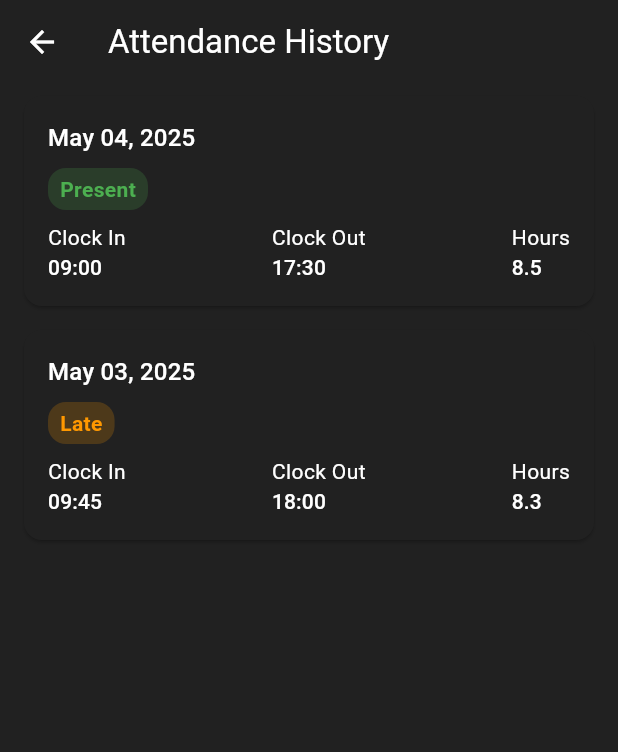
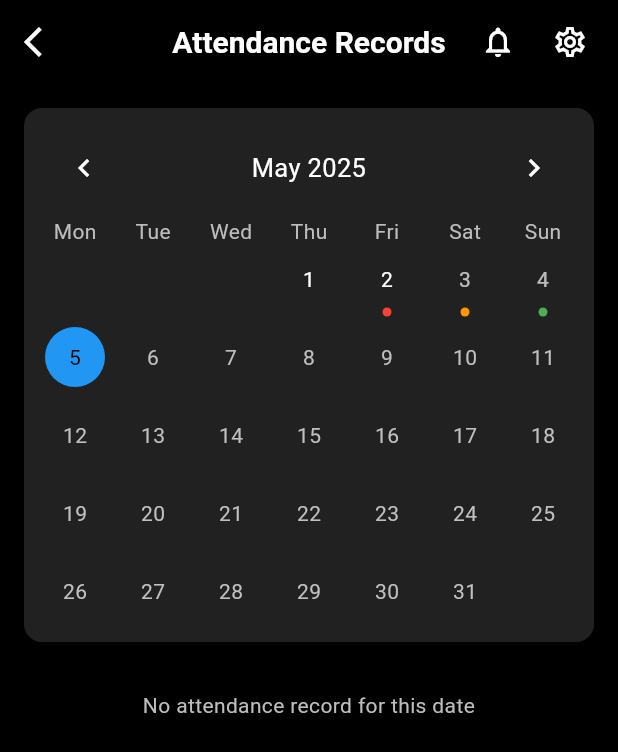
Before and after one commit to yourrajdeeep/Naiyo24-HRM, a Flutter app: the EmployeeAttendanceRecordScreen screen opened by its route, on a phone screen of 412 x 824 dp. Shown: the top 752 px of the screen. Run offline on Flutter 3.47's test engine with Material 3 defaults, Android fonts, the phone set to English and light mode, and no system bars; drawn by our look-alikes of table_calendar; our stand-ins replace get; Roboto replaces fonts that are missing (Poppins).

Commit message:
second commit

```diff
--- a/lib/employee_interface/screens/employee_attendance_record_screen.dart
+++ b/lib/employee_interface/screens/employee_attendance_record_screen.dart
@@ -1,5 +1,8 @@
 import 'package:flutter/material.dart';
 import 'package:intl/intl.dart';
+import 'package:table_calendar/table_calendar.dart';
+import '../widgets/employee_custom_app_bar.dart';
+import '../widgets/employee_app_drawer.dart';
 
 class AttendanceRecord {
   final DateTime date;
@@ -29,6 +32,9 @@ class _EmployeeAttendanceRecordScreenState
     extends State<EmployeeAttendanceRecordScreen> {
   List<AttendanceRecord> attendanceRecords = [];
   bool isLoading = true;
+  DateTime _selectedDay = DateTime.now();
+  DateTime _focusedDay = DateTime.now();
+  late Map<DateTime, AttendanceRecord> _attendanceMap;
 
   @override
   void initState() {
@@ -40,9 +46,7 @@ class _EmployeeAttendanceRecordScreenState
     // TODO: Replace with actual API call
     await Future.delayed(Duration(seconds: 1)); // Simulate network delay
 
-    // Sample data - replace with actual data from your backend
-    setState(() {
-      attendanceRecords = [
+    final records = [
       AttendanceRecord(
         date: DateTime.now().subtract(Duration(days: 1)),
         status: 'Present',
@@ -57,8 +61,23 @@ class _EmployeeAttendanceRecordScreenState
         clockOut: TimeOfDay(hour: 18, minute: 0),
         hoursWorked: 8.25,
       ),
-        // Add more sample records as needed
+      AttendanceRecord(
+        date: DateTime.now().subtract(Duration(days: 3)),
+        status: 'Absent',
+        hoursWorked: 0,
+      ),
     ];
+
+    setState(() {
+      attendanceRecords = records;
+      _attendanceMap = {
+        for (var record in records)
+          DateTime(
+            record.date.year,
+            record.date.month,
+            record.date.day,
+          ): record
+      };
       isLoading = false;
     });
   }
@@ -81,152 +100,184 @@ class _EmployeeAttendanceRecordScreenState
     return '${time.hour.toString().padLeft(2, '0')}:${time.minute.toString().padLeft(2, '0')}';
   }
 
-  @override
-  Widget build(BuildContext context) {
-    return Scaffold(
-      appBar: AppBar(
-        title: Text('Attendance History'),
+  Widget _buildCalendar() {
+    return Card(
+      color: Colors.grey[900],
+      margin: EdgeInsets.all(16),
+      child: Padding(
+        padding: EdgeInsets.all(8),
+        child: TableCalendar(
+          firstDay: DateTime.utc(2024, 1, 1),
+          lastDay: DateTime.now(),
+          focusedDay: _focusedDay,
+          selectedDayPredicate: (day) => isSameDay(_selectedDay, day),
+          calendarFormat: CalendarFormat.month,
+          startingDayOfWeek: StartingDayOfWeek.monday,
+          calendarStyle: CalendarStyle(
+            outsideDaysVisible: false,
+            defaultTextStyle: TextStyle(color: Colors.white),
+            weekendTextStyle: TextStyle(color: Colors.white70),
+            selectedTextStyle: TextStyle(color: Colors.black),
+            selectedDecoration: BoxDecoration(
+              color: Colors.blue,
+              shape: BoxShape.circle,
             ),
-      body: isLoading
-          ? Center(child: CircularProgressIndicator())
-          : LayoutBuilder(
-              builder: (context, constraints) {
-                if (constraints.maxWidth > 600) {
-                  // Wide screen layout
-                  return SingleChildScrollView(
-                    scrollDirection: Axis.vertical,
-                    child: SingleChildScrollView(
-                      scrollDirection: Axis.horizontal,
-                      child: _buildAttendanceTable(),
+            todayTextStyle: TextStyle(color: Colors.black),
+            todayDecoration: BoxDecoration(
+              color: Colors.blue.withOpacity(0.5),
+              shape: BoxShape.circle,
+            ),
+            markerDecoration: BoxDecoration(
+              color: Colors.red,
+              shape: BoxShape.circle,
+            ),
+          ),
+          headerStyle: HeaderStyle(
+            formatButtonVisible: false,
+            titleCentered: true,
+            leftChevronIcon: Icon(Icons.chevron_left, color: Colors.white),
+            rightChevronIcon: Icon(Icons.chevron_right, color: Colors.white),
+            titleTextStyle: TextStyle(color: Colors.white, fontSize: 17),
+          ),
+          daysOfWeekStyle: DaysOfWeekStyle(
+            weekdayStyle: TextStyle(color: Colors.grey[400]),
+            weekendStyle: TextStyle(color: Colors.grey[400]),
+          ),
+          calendarBuilders: CalendarBuilders(
+            markerBuilder: (context, date, events) {
+              final record = _attendanceMap[DateTime(date.year, date.month, date.day)];
+              if (record != null) {
+                return Positioned(
+                  bottom: 1,
+                  child: Container(
+                    width: 6,
+                    height: 6,
+                    decoration: BoxDecoration(
+                      shape: BoxShape.circle,
+                      color: _getStatusColor(record.status),
+                    ),
                   ),
                 );
-                } else {
-                  // Narrow screen layout
-                  return ListView.builder(
-                    itemCount: attendanceRecords.length,
-                    itemBuilder: (context, index) {
-                      final record = attendanceRecords[index];
+              }
+              return null;
+            },
+          ),
+          onDaySelected: (selectedDay, focusedDay) {
+            setState(() {
+              _selectedDay = selectedDay;
+              _focusedDay = focusedDay;
+            });
+          },
+        ),
+      ),
+    );
+  }
+
+  Widget _buildSelectedDayDetails() {
+    final selectedRecord = _attendanceMap[DateTime(
+      _selectedDay.year,
+      _selectedDay.month,
+      _selectedDay.day,
+    )];
+
+    if (selectedRecord == null) {
+      return Padding(
+        padding: EdgeInsets.all(16),
+        child: Text(
+          'No attendance record for this date',
+          style: TextStyle(color: Colors.grey[400]),
+          textAlign: TextAlign.center,
+        ),
+      );
+    }
+
     return Card(
-                        margin: EdgeInsets.symmetric(horizontal: 16, vertical: 8),
+      color: Colors.grey[900],
+      margin: EdgeInsets.all(16),
       child: Padding(
         padding: EdgeInsets.all(16),
         child: Column(
           crossAxisAlignment: CrossAxisAlignment.start,
           children: [
             Text(
-                                DateFormat('MMM dd, yyyy').format(record.date),
-                                style: Theme.of(context).textTheme.titleMedium,
+              DateFormat('EEEE, MMMM d, y').format(selectedRecord.date),
+              style: TextStyle(
+                color: Colors.white,
+                fontSize: 18,
+                fontWeight: FontWeight.bold,
               ),
-                              SizedBox(height: 8),
-                              Row(
-                                children: [
+            ),
+            SizedBox(height: 16),
             Container(
-                                    padding: EdgeInsets.symmetric(
-                                        horizontal: 8, vertical: 4),
+              padding: EdgeInsets.symmetric(horizontal: 12, vertical: 6),
               decoration: BoxDecoration(
-                                      color: _getStatusColor(record.status)
-                                          .withOpacity(0.2),
-                                      borderRadius: BorderRadius.circular(12),
+                color: _getStatusColor(selectedRecord.status).withOpacity(0.2),
+                borderRadius: BorderRadius.circular(20),
               ),
               child: Text(
-                                      record.status,
+                selectedRecord.status,
                 style: TextStyle(
-                                        color: _getStatusColor(record.status),
+                  color: _getStatusColor(selectedRecord.status),
                   fontWeight: FontWeight.bold,
                 ),
               ),
             ),
-                                ],
-                              ),
-                              SizedBox(height: 8),
+            SizedBox(height: 16),
             Row(
-                                mainAxisAlignment: MainAxisAlignment.spaceBetween,
+              mainAxisAlignment: MainAxisAlignment.spaceAround,
               children: [
-                                  Column(
-                                    crossAxisAlignment: CrossAxisAlignment.start,
-                                    children: [
-                                      Text('Clock In'),
-                                      Text(
-                                        _formatTimeOfDay(record.clockIn),
-                                        style: Theme.of(context)
-                                            .textTheme
-                                            .titleSmall,
-                                      ),
-                                    ],
-                                  ),
-                                  Column(
-                                    crossAxisAlignment: CrossAxisAlignment.start,
-                                    children: [
-                                      Text('Clock Out'),
-                                      Text(
-                                        _formatTimeOfDay(record.clockOut),
-                                        style: Theme.of(context)
-                                            .textTheme
-                                            .titleSmall,
-                                      ),
-                                    ],
-                                  ),
-                                  Column(
-                                    crossAxisAlignment: CrossAxisAlignment.start,
-                                    children: [
-                                      Text('Hours'),
-                                      Text(
-                                        '${record.hoursWorked.toStringAsFixed(1)}',
-                                        style: Theme.of(context)
-                                            .textTheme
-                                            .titleSmall,
-                                      ),
-                                    ],
-                                  ),
+                _buildTimeColumn('Clock In', selectedRecord.clockIn),
+                _buildTimeColumn('Clock Out', selectedRecord.clockOut),
+                _buildTimeColumn('Hours', selectedRecord.hoursWorked.toStringAsFixed(1)),
               ],
             ),
           ],
         ),
       ),
     );
-                    },
+  }
+
+  Widget _buildTimeColumn(String label, dynamic value) {
+    String displayValue = value is TimeOfDay ? _formatTimeOfDay(value) : value.toString();
+
+    return Column(
+      children: [
+        Text(
+          label,
+          style: TextStyle(color: Colors.grey[400]),
+        ),
+        SizedBox(height: 4),
+        Text(
+          displayValue,
+          style: TextStyle(
+            color: Colors.white,
+            fontSize: 16,
+            fontWeight: FontWeight.w500,
+          ),
+        ),
+      ],
     );
   }
-              },
+
+  @override
+  Widget build(BuildContext context) {
+    return Scaffold(
+      backgroundColor: Colors.black,
+      appBar: const EmployeeCustomAppBar(
+        title: 'Attendance Records',
+        canPop: true,
+      ),
+      drawer: const EmployeeAppDrawer(),
+      body: isLoading
+          ? Center(child: CircularProgressIndicator())
+          : SingleChildScrollView(
+              child: Column(
+                children: [
+                  _buildCalendar(),
+                  _buildSelectedDayDetails(),
+                ],
+              ),
             ),
     );
   }
-
-  Widget _buildAttendanceTable() {
-    return DataTable(
-      columns: [
-        DataColumn(label: Text('Date')),
-        DataColumn(label: Text('Status')),
-        DataColumn(label: Text('Clock In')),
-        DataColumn(label: Text('Clock Out')),
-        DataColumn(label: Text('Hours Worked')),
-      ],
-      rows: attendanceRecords.map((record) {
-        return DataRow(
-          cells: [
-            DataCell(Text(DateFormat('MMM dd, yyyy').format(record.date))),
-            DataCell(
-              Container(
-                padding: EdgeInsets.symmetric(horizontal: 8, vertical: 4),
-                decoration: BoxDecoration(
-                  color: _getStatusColor(record.status).withOpacity(0.2),
-                  borderRadius: BorderRadius.circular(12),
-                ),
-                child: Text(
-                  record.status,
-                  style: TextStyle(
-                    color: _getStatusColor(record.status),
-                    fontWeight: FontWeight.bold,
-                  ),
-                ),
-              ),
-            ),
-            DataCell(Text(_formatTimeOfDay(record.clockIn))),
-            DataCell(Text(_formatTimeOfDay(record.clockOut))),
-            DataCell(Text('${record.hoursWorked.toStringAsFixed(1)}')),
-          ],
-        );
-      }).toList(),
-    );
 }
-}
--- a/pubspec.yaml
+++ b/pubspec.yaml
@@ -42,6 +42,7 @@ dependencies:
   # The following adds the Cupertino Icons font to your application.
   # Use with the CupertinoIcons class for iOS style icons.
   cupertino_icons: ^1.0.8
+  table_calendar: ^3.1.3
 
 dev_dependencies:
   flutter_test:
```
Also changed, not shown: pubspec.lock, 15 other files. Lines whose indentation alone changed are shown as unchanged.
